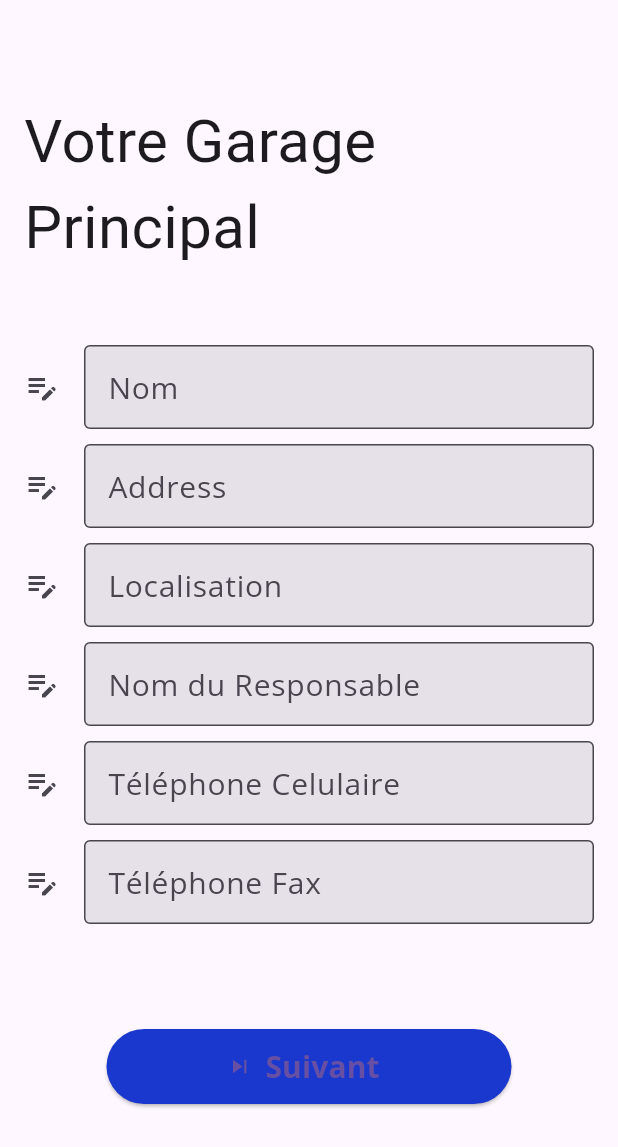
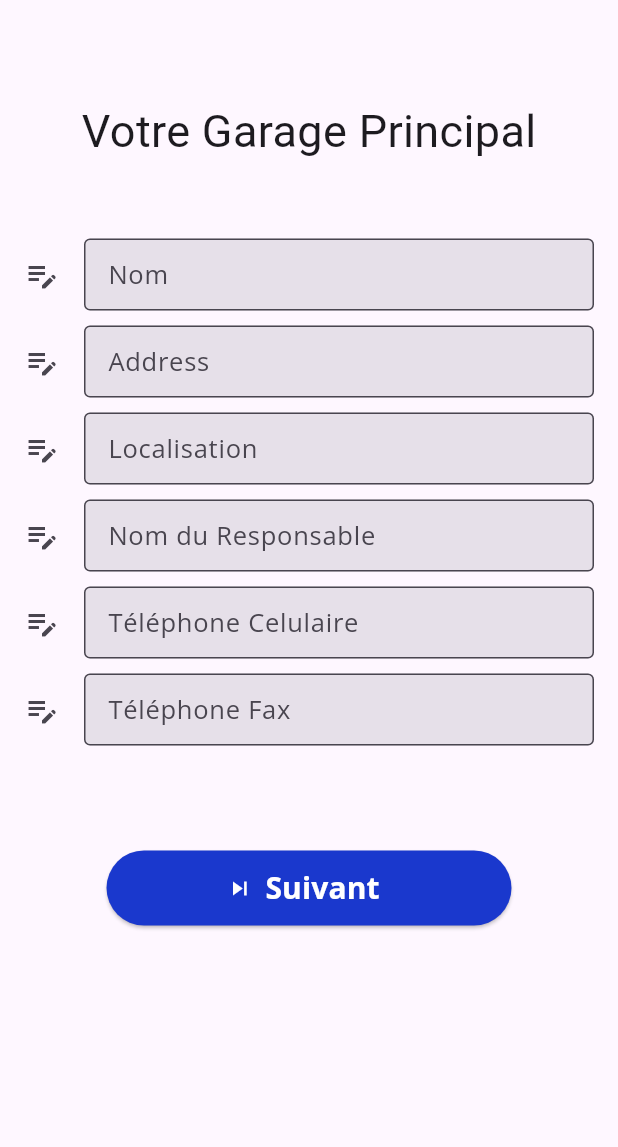
Before and after one commit to segnindenin/articars, a Flutter app: the UserRegister screen opened directly, after a tap on "Suivant", on a phone screen of 412 x 824 dp. Shown: the top 1147 px of the screen. Run offline on Flutter 3.47's test engine with Material 3 defaults, Android fonts, the phone set to English and light mode, and no system bars; our stand-ins replace google_fonts; Roboto replaces fonts that are missing (Boogaloo).

Commit message:
mise en forme

```diff
--- a/lib/screens/register_garage.dart
+++ b/lib/screens/register_garage.dart
@@ -26,17 +26,25 @@ class _GarageRegisterState extends State<GarageRegister> {
         child: Column(
           mainAxisAlignment: MainAxisAlignment.center,
           children: <Widget>[
-            const SizedBox(height: 50,),
-            Text('Votre Garage Principal', style: GoogleFonts.boogaloo(fontSize: 40),),
-            const SizedBox(height: 50,),
+            const SizedBox(
+              height: 50,
+            ),
+            Text(
+              'Votre Garage Principal',
+              style: GoogleFonts.boogaloo(fontSize: 30),
+            ),
+            const SizedBox(
+              height: 50,
+            ),
             TextField(
+              style: const TextStyle(fontSize: 8),
               controller: _firstnameController,
               decoration: InputDecoration(
                 border: const OutlineInputBorder(),
                 icon: const Icon(Icons.edit_note),
                 label: Text(
                   'Nom',
-                  style: GoogleFonts.openSans(fontSize: 20),
+                  style: GoogleFonts.openSans(fontSize: 17),
                 ),
                 filled: true,
               ),
@@ -45,13 +53,14 @@ class _GarageRegisterState extends State<GarageRegister> {
               height: 10,
             ),
             TextField(
+              style: const TextStyle(fontSize: 8),
               controller: _secondnameController,
               decoration: InputDecoration(
                 border: const OutlineInputBorder(),
                 icon: const Icon(Icons.edit_note),
                 label: Text(
                   'Address',
-                  style:  GoogleFonts.openSans(fontSize: 20),
+                  style: GoogleFonts.openSans(fontSize: 17),
                 ),
                 filled: true,
               ),
@@ -60,13 +69,14 @@ class _GarageRegisterState extends State<GarageRegister> {
               height: 10,
             ),
             TextField(
+              style: const TextStyle(fontSize: 8),
               controller: _compagnieController,
               decoration: InputDecoration(
                 border: const OutlineInputBorder(),
                 icon: const Icon(Icons.edit_note),
                 label: Text(
                   'Localisation',
-                  style:  GoogleFonts.openSans(fontSize: 20),
+                  style: GoogleFonts.openSans(fontSize: 17),
                 ),
                 filled: true,
               ),
@@ -75,13 +85,14 @@ class _GarageRegisterState extends State<GarageRegister> {
               height: 10,
             ),
             TextField(
+              style: const TextStyle(fontSize: 8),
               controller: _compagnieController,
               decoration: InputDecoration(
                 border: const OutlineInputBorder(),
                 icon: const Icon(Icons.edit_note),
                 label: Text(
                   'Nom du Responsable',
-                  style:  GoogleFonts.openSans(fontSize: 20),
+                  style: GoogleFonts.openSans(fontSize: 17),
                 ),
                 filled: true,
               ),
@@ -90,13 +101,14 @@ class _GarageRegisterState extends State<GarageRegister> {
               height: 10,
             ),
             TextField(
+              style: const TextStyle(fontSize: 8),
               controller: _compagnieController,
               decoration: InputDecoration(
                 border: const OutlineInputBorder(),
                 icon: const Icon(Icons.edit_note),
                 label: Text(
                   'Téléphone Celulaire',
-                  style:  GoogleFonts.openSans(fontSize: 20),
+                  style: GoogleFonts.openSans(fontSize: 17),
                 ),
                 filled: true,
               ),
@@ -105,13 +117,14 @@ class _GarageRegisterState extends State<GarageRegister> {
               height: 10,
             ),
             TextField(
+              style: const TextStyle(fontSize: 8),
               controller: _compagnieController,
               decoration: InputDecoration(
                 border: const OutlineInputBorder(),
                 icon: const Icon(Icons.edit_note),
                 label: Text(
                   'Téléphone Fax',
-                  style:  GoogleFonts.openSans(fontSize: 20),
+                  style: GoogleFonts.openSans(fontSize: 17),
                 ),
                 filled: true,
               ),
@@ -119,15 +132,21 @@ class _GarageRegisterState extends State<GarageRegister> {
             const SizedBox(height: 70.0),
             ElevatedButton.icon(
               onPressed: () {
-                Navigator.of(context)
-                    .push(MaterialPageRoute(builder: (ctx) => const CarRegister()));
+                Navigator.of(context).push(
+                    MaterialPageRoute(builder: (ctx) => const CarRegister()));
               },
               style: ElevatedButton.styleFrom(
-                  fixedSize: const Size(270, 50),
-                  backgroundColor: const Color.fromARGB(255, 26, 56, 205),
-                      ),
-              icon: const Icon(Icons.skip_next),
-              label: Text("Suivant", style: GoogleFonts.openSans(fontSize:20, fontWeight:FontWeight.bold),),
+                fixedSize: const Size(270, 50),
+                backgroundColor: const Color.fromARGB(255, 26, 56, 205),
+              ),
+              icon: const Icon(Icons.skip_next, color: Colors.white),
+              label: Text(
+                "Suivant",
+                style: GoogleFonts.openSans(
+                    fontSize: 20,
+                    color: Colors.white,
+                    fontWeight: FontWeight.bold),
+              ),
             ),
           ],
         ),
--- a/lib/screens/register_user.dart
+++ b/lib/screens/register_user.dart
@@ -1,7 +1,6 @@
 import 'package:flutter/material.dart';
 import 'package:google_fonts/google_fonts.dart';
 import 'register_garage.dart';
-
 
 class UserRegister extends StatefulWidget {
   const UserRegister({super.key});
@@ -26,9 +25,16 @@ class _UserRegisterState extends State<UserRegister> {
         child: Column(
           mainAxisAlignment: MainAxisAlignment.center,
           children: <Widget>[
-            const SizedBox(height: 50,),
-            Text('Identifiez-vous', style: GoogleFonts.boogaloo(fontSize: 40),),
-            const SizedBox(height: 100,),
+            const SizedBox(
+              height: 50,
+            ),
+            Text(
+              'Identifiez-vous',
+              style: GoogleFonts.boogaloo(fontSize: 40),
+            ),
+            const SizedBox(
+              height: 100,
+            ),
             TextField(
               controller: _firstnameController,
               decoration: InputDecoration(
@@ -51,7 +57,7 @@ class _UserRegisterState extends State<UserRegister> {
                 icon: const Icon(Icons.perm_identity),
                 label: Text(
                   'Votre Prenom',
-                  style:  GoogleFonts.openSans(fontSize: 20),
+                  style: GoogleFonts.openSans(fontSize: 20),
                 ),
                 filled: true,
               ),
@@ -66,7 +72,7 @@ class _UserRegisterState extends State<UserRegister> {
                 icon: const Icon(Icons.work),
                 label: Text(
                   'Nom de Votre Compagnie',
-                  style:  GoogleFonts.openSans(fontSize: 20),
+                  style: GoogleFonts.openSans(fontSize: 20),
                 ),
                 filled: true,
               ),
@@ -74,15 +80,24 @@ class _UserRegisterState extends State<UserRegister> {
             const SizedBox(height: 160.0),
             ElevatedButton.icon(
               onPressed: () {
-                Navigator.of(context)
-                    .push(MaterialPageRoute(builder: (ctx) => const GarageRegister()));
+                Navigator.of(context).push(MaterialPageRoute(
+                    builder: (ctx) => const GarageRegister()));
               },
               style: ElevatedButton.styleFrom(
-                  fixedSize: const Size(270, 50),
-                  backgroundColor: const Color.fromARGB(255, 26, 56, 205),
-                      ),
-              icon: const Icon(Icons.skip_next),
-              label: Text("Suivant", style: GoogleFonts.openSans(fontSize:20, fontWeight:FontWeight.bold),),
+                fixedSize: const Size(270, 50),
+                backgroundColor: const Color.fromARGB(255, 26, 56, 205),
+              ),
+              icon: const Icon(
+                Icons.skip_next,
+                color: Colors.white,
+              ),
+              label: Text(
+                "Suivant",
+                style: GoogleFonts.openSans(
+                    fontSize: 20,
+                    color: Colors.white,
+                    fontWeight: FontWeight.bold),
+              ),
             ),
           ],
         ),
```
Also changed, not shown: lib/screens/intro.dart (+18 -9 lines), lib/screens/register_car.dart (+38 -18 lines).
